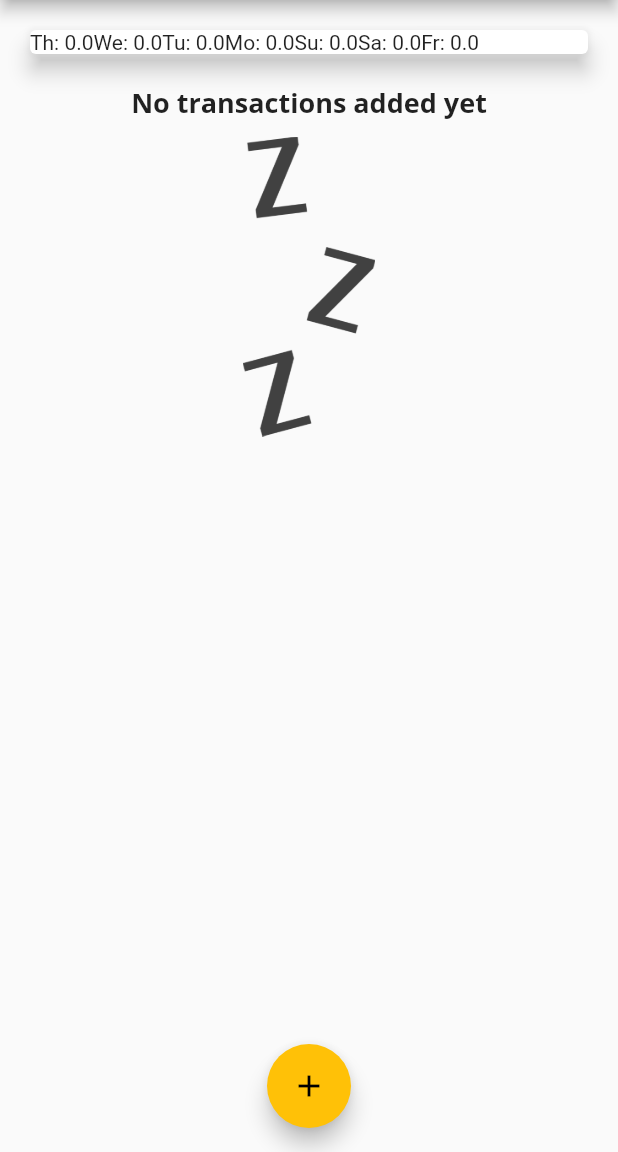
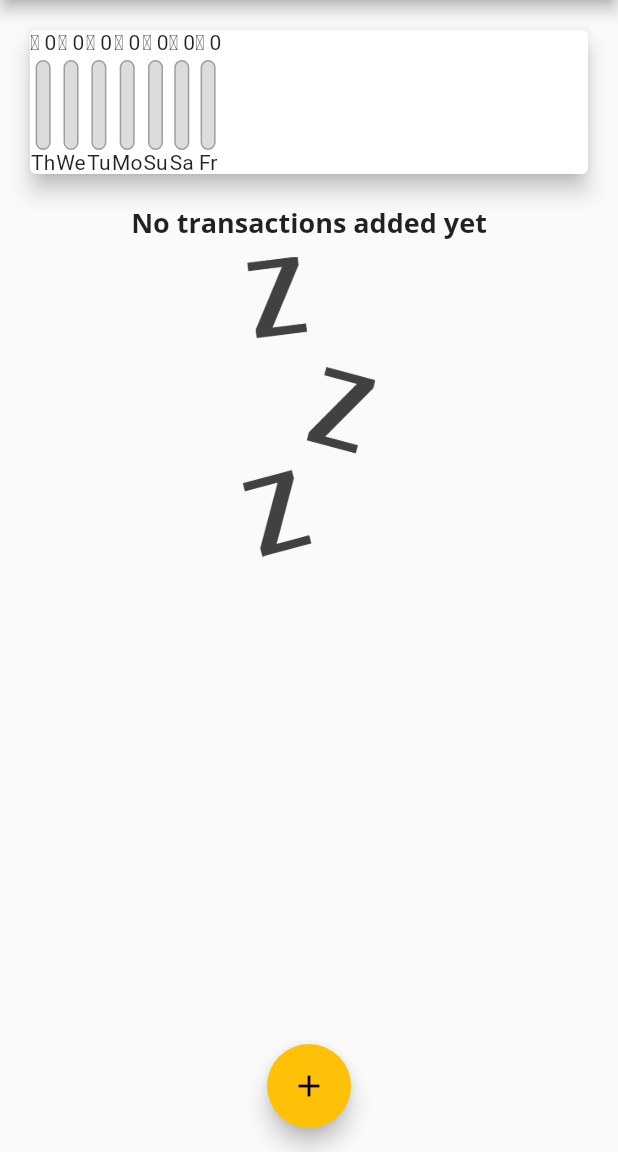
Before and after one commit to SethMegbetor/flutter_expense_tracker, a Flutter app: the screen it shows after launch, on a phone screen of 412 x 824 dp, the part 84-1236 px from its top. Run offline on Flutter 3.47's test engine with Material 2 defaults, Android fonts, the phone set to English and light mode, and no system bars; missing offline and left inert: dart:ffi.

Commit message:
populating chart with values

```diff
--- a/lib/widgets/chart.dart
+++ b/lib/widgets/chart.dart
@@ -2,6 +2,8 @@ import 'package:flutter/material.dart';
 import 'package:intl/intl.dart';
 
 import '../models/transaction.dart';
+
+import './chart_bar.dart';
 
 class Chart extends StatelessWidget {
   // const Chart({super.key, required this.recentTransactions});
@@ -29,9 +31,15 @@ class Chart extends StatelessWidget {
       print(totalSum);
 
       return {
-        'day': DateFormat.E().format(weekDay).substring(0,2),
+        'day': DateFormat.E().format(weekDay).substring(0, 2),
         'amount': totalSum,
       };
+    });
+  }
+
+  double get totalSpending {
+    return groupedTransactionValues.fold(0.0, (sum, item) {
+      return sum + (item['amount'] as double);
     });
   }
 
@@ -43,7 +51,14 @@ class Chart extends StatelessWidget {
       margin: EdgeInsets.all(20),
       child: Row(
         children: groupedTransactionValues.map((data) {
-          return Text('${data['day']}: ${data['amount']}');
+          // return Text('${data['day']}: ${data['amount']}');
+          return ChartBar(
+            (data['day'] as String),
+            (data['amount'] as double),
+            totalSpending == 0.0
+                ? 0.0
+                : (data['amount'] as double) / totalSpending,
+          );
         }).toList(),
       ),
     );
```
